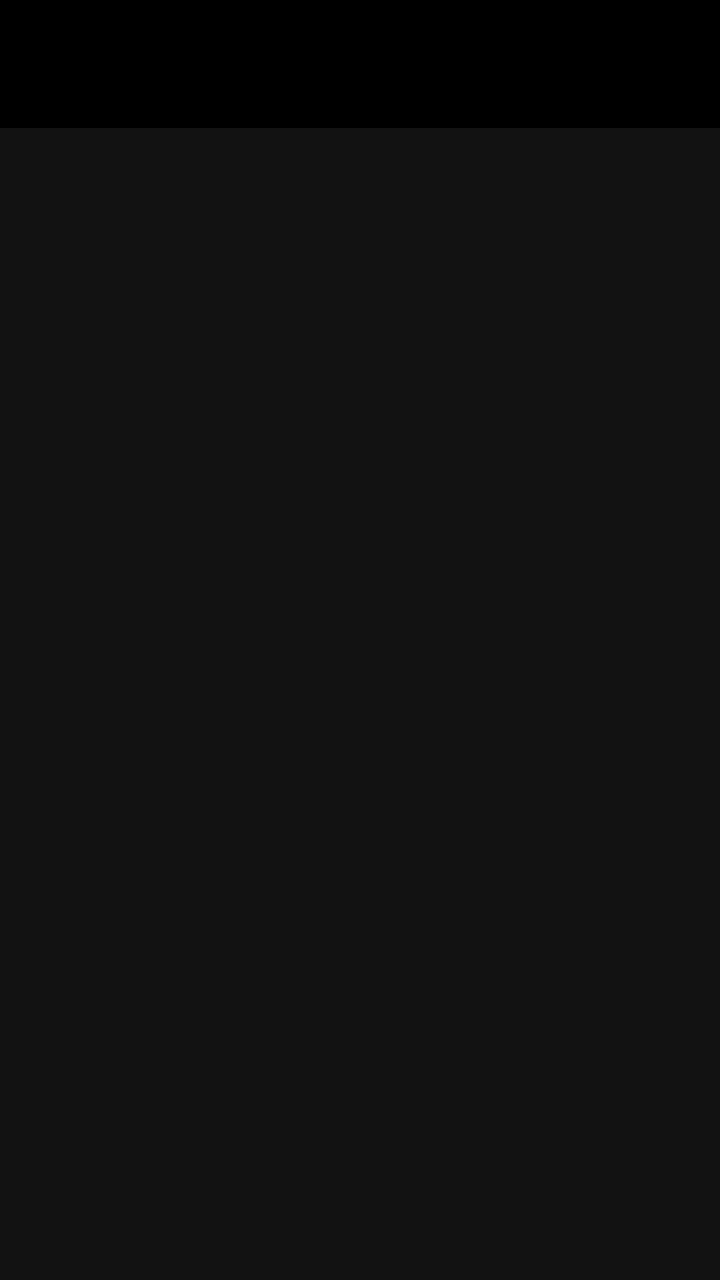
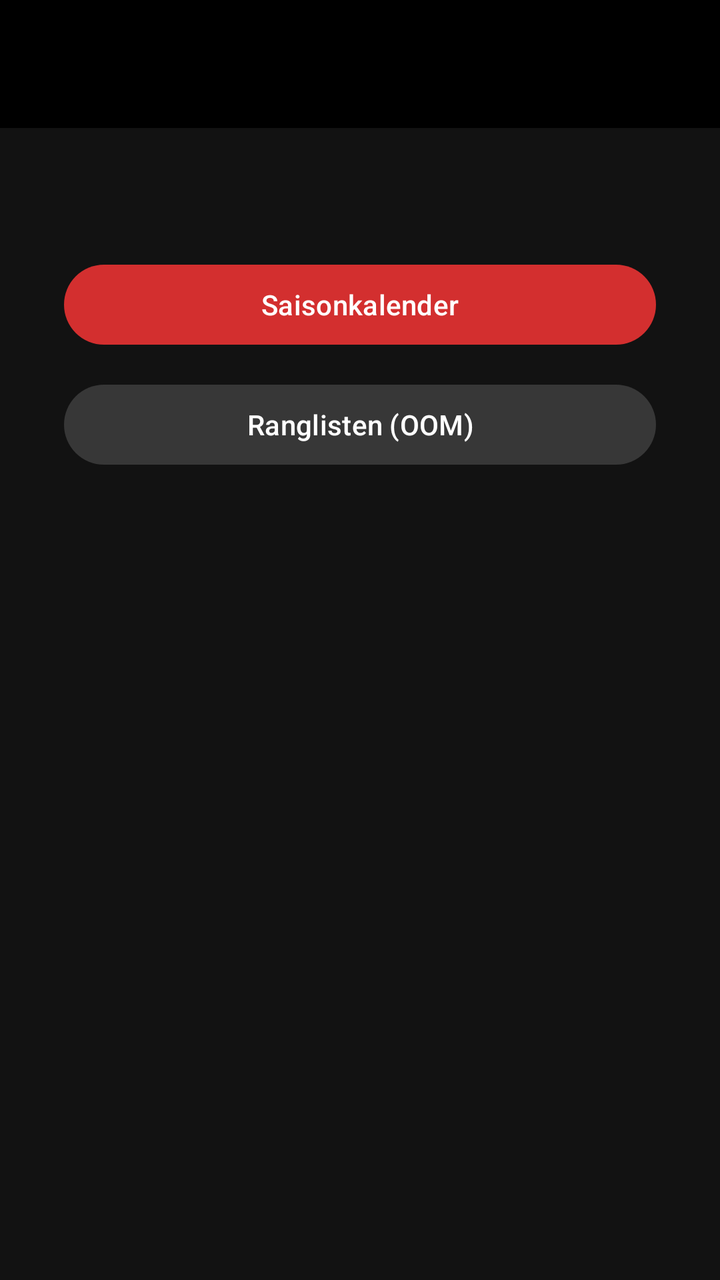

An Android layout rendered at two revisions. The XML below is the earlier revision; the diff shows what the commit changed to produce the second picture.
<!-- AndroidManifest.xml: application theme Theme.DannyApp -->
<!-- res/layout/activity_career_detail.xml -->
<?xml version="1.0" encoding="utf-8"?>
<androidx.constraintlayout.widget.ConstraintLayout xmlns:android="http://schemas.android.com/apk/res/android"
    xmlns:app="http://schemas.android.com/apk/res-auto"
    xmlns:tools="http://schemas.android.com/tools"
    android:id="@+id/careerDetailMain"
    android:layout_width="match_parent"
    android:layout_height="match_parent"
    tools:context=".ui.CareerDetailActivity">

    <include
        android:id="@+id/toolbar"
        layout="@layout/include_toolbar"
        app:layout_constraintEnd_toEndOf="parent"
        app:layout_constraintStart_toStartOf="parent"
        app:layout_constraintTop_toTopOf="parent" />

    <TextView
        android:id="@+id/tvCareerDetails"
        android:layout_width="wrap_content"
        android:layout_height="wrap_content"
        android:textAlignment="center"
        android:textSize="20sp"
        app:layout_constraintBottom_toBottomOf="parent"
        app:layout_constraintEnd_toEndOf="parent"
        app:layout_constraintStart_toStartOf="parent"
        app:layout_constraintTop_toBottomOf="@id/toolbar" />

</androidx.constraintlayout.widget.ConstraintLayout>
<!-- res/layout/include_toolbar.xml (included above) -->
<?xml version="1.0" encoding="utf-8"?>
<com.google.android.material.appbar.MaterialToolbar xmlns:android="http://schemas.android.com/apk/res/android"
    xmlns:app="http://schemas.android.com/apk/res-auto"
    android:layout_width="match_parent"
    android:layout_height="wrap_content"
    android:background="@color/black" />
<!-- resources referenced by this layout -->
<resources>
  <color name="black">#FF000000</color>
  <style name="Theme.DannyApp" parent="Base.Theme.DannyApp" />
  <style name="Base.Theme.DannyApp" parent="Theme.Material3.Dark.NoActionBar">
          
          <item name="android:windowBackground">@color/anthrazit_hintergrund</item>
  
          
          <item name="android:statusBarColor">@color/anthrazit_hintergrund</item>
          <item name="android:navigationBarColor">@color/anthrazit_tief</item>
  
          
          <item name="colorPrimary">@color/rot_haupt</item>
          <item name="colorOnPrimary">@color/white</item>
          <item name="colorPrimaryContainer">@color/rot_dunkel</item>
          <item name="colorOnPrimaryContainer">@color/rot_sehr_hell</item>
  
          
          <item name="colorSecondary">@color/grau_sekundaer</item>
          <item name="colorOnSecondary">@color/anthrazit_container_niedrig</item>
          <item name="colorSecondaryContainer">@color/anthrazit_sekundaer</item>
          <item name="colorOnSecondaryContainer">@color/white</item>
  
          
          <item name="colorTertiary">@color/rot_hell</item>
          <item name="colorOnTertiary">@color/white</item>
          <item name="colorTertiaryContainer">@color/rot_container_dunkel</item>
          <item name="colorOnTertiaryContainer">@color/rot_sehr_hell</item>
  
          
          <item name="android:colorBackground">@color/anthrazit_hintergrund</item>
          <item name="colorOnBackground">@color/grau_text_hell</item>
          <item name="colorSurface">@color/anthrazit_flaeche</item>
          <item name="colorOnSurface">@color/grau_text_hell</item>
          <item name="colorSurfaceVariant">@color/anthrazit_variante</item>
          <item name="colorOnSurfaceVariant">@color/grau_text_gedaempft</item>
  
          
          <item name="colorSurfaceContainerLowest">@color/anthrazit_tief</item>
          <item name="colorSurfaceContainerLow">@color/anthrazit_container_niedrig</item>
          <item name="colorSurfaceContainer">@color/anthrazit_container</item>
          <item name="colorSurfaceContainerHigh">@color/anthrazit_container_hoch</item>
          <item name="colorSurfaceContainerHighest">@color/anthrazit_container_hoechst</item>
  
          
          <item name="colorOutline">@color/grau_rahmen</item>
          <item name="colorOutlineVariant">@color/grau_rahmen_dunkel</item>
  
          
          <item name="textInputStyle">@style/Widget.DannyApp.TextInputLayout.OutlinedBox</item>
  
          
  
  
          
  
  
  
  
      </style>
  <color name="anthrazit_hintergrund">#FF121212</color>
  <color name="anthrazit_tief">#FF0D0D0D</color>
  <color name="rot_haupt">#FFD32F2F</color>
  <color name="white">#FFFFFFFF</color>
  <color name="rot_dunkel">#FF8E0000</color>
  <color name="rot_sehr_hell">#FFFFDAD6</color>
  <color name="grau_sekundaer">#FFC4C4C4</color>
  <color name="anthrazit_container_niedrig">#FF1C1C1C</color>
  <color name="anthrazit_sekundaer">#FF373737</color>
  <color name="rot_hell">#FFEF5350</color>
  <color name="rot_container_dunkel">#FF5C1919</color>
  <color name="grau_text_hell">#FFF5F5F5</color>
  <color name="anthrazit_flaeche">#FF181818</color>
  <color name="anthrazit_variante">#FF2C2C2C</color>
  <color name="grau_text_gedaempft">#FFBDBDBD</color>
  <color name="anthrazit_container">#FF222222</color>
  <color name="anthrazit_container_hoch">#FF2A2A2A</color>
  <color name="anthrazit_container_hoechst">#FF333333</color>
  <color name="grau_rahmen">#FF616161</color>
  <color name="grau_rahmen_dunkel">#FF383838</color>
  <style name="Widget.DannyApp.TextInputLayout.OutlinedBox" parent="Widget.Material3.TextInputLayout.OutlinedBox">
          <item name="android:textColorHint">@color/eingabe_hint</item>
      </style>
  <color name="eingabe_hint">#FF757575</color>
</resources>

<!-- the commit's change to res/layout/activity_career_detail.xml (unified diff, before → after) -->
@@ -18,12 +18,36 @@
         android:id="@+id/tvCareerDetails"
         android:layout_width="wrap_content"
         android:layout_height="wrap_content"
+        android:layout_margin="16dp"
         android:textAlignment="center"
-        android:textSize="20sp"
-        app:layout_constraintBottom_toBottomOf="parent"
+        android:textSize="18sp"
         app:layout_constraintEnd_toEndOf="parent"
         app:layout_constraintStart_toStartOf="parent"
         app:layout_constraintTop_toBottomOf="@id/toolbar" />
+
+    <Button
+        android:id="@+id/btnTournaments"
+        style="@style/Widget.Material3.Button"
+        android:layout_width="0dp"
+        android:layout_height="wrap_content"
+        android:layout_marginHorizontal="32dp"
+        android:layout_marginTop="24dp"
+        android:text="@string/career_tournaments_btn"
+        app:layout_constraintEnd_toEndOf="parent"
+        app:layout_constraintStart_toStartOf="parent"
+        app:layout_constraintTop_toBottomOf="@id/tvCareerDetails" />
+
+    <Button
+        android:id="@+id/btnOrderOfMerit"
+        style="@style/Widget.Material3.Button.TonalButton"
+        android:layout_width="0dp"
+        android:layout_height="wrap_content"
+        android:layout_marginHorizontal="32dp"
+        android:layout_marginTop="12dp"
+        android:text="@string/career_oom_btn"
+        app:layout_constraintEnd_toEndOf="parent"
+        app:layout_constraintStart_toStartOf="parent"
+        app:layout_constraintTop_toBottomOf="@id/btnTournaments" />
 
 </androidx.constraintlayout.widget.ConstraintLayout>
 <!-- res/layout/include_toolbar.xml (included above) -->
<!-- resource entries referenced after the edit -->
@@ -1,6 +1,8 @@
 <!-- resources referenced by this layout -->
 <resources>
   <color name="black">#FF000000</color>
+  <string name="career_oom_btn">Ranglisten (OOM)</string>
+  <string name="career_tournaments_btn">Saisonkalender</string>
   <style name="Theme.DannyApp" parent="Base.Theme.DannyApp" />
   <style name="Base.Theme.DannyApp" parent="Theme.Material3.Dark.NoActionBar">
           
